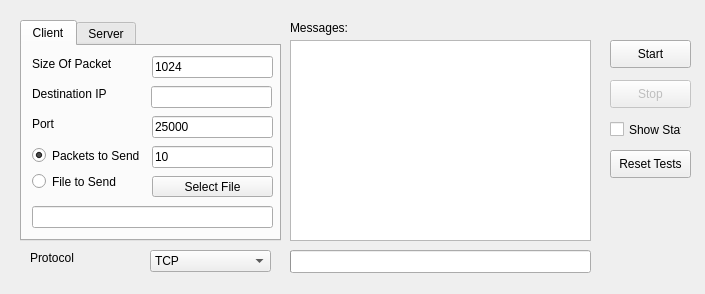
Above: mainwindow.ui from isaacmorneau/4985_asn2 before the change. Below: the same form after it.
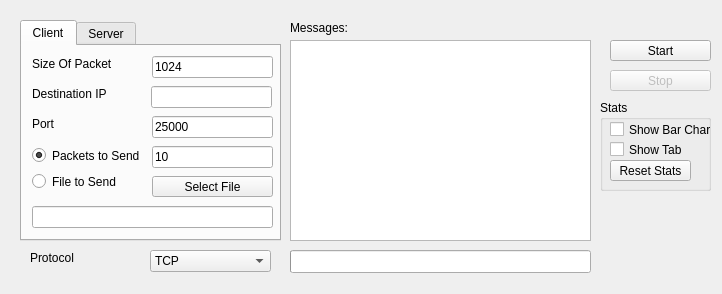
That is the form after the change.

Commit message:
Added Table Window for displaying test sets
test sets also include protocol for that set

Patch:
```diff
--- a/mainwindow.ui
+++ b/mainwindow.ui
@@ -6,7 +6,7 @@
    <rect>
     <x>0</x>
     <y>0</y>
-    <width>705</width>
+    <width>722</width>
     <height>294</height>
    </rect>
   </property>
@@ -35,8 +35,8 @@
      <rect>
       <x>610</x>
       <y>40</y>
-      <width>81</width>
-      <height>28</height>
+      <width>101</width>
+      <height>21</height>
      </rect>
     </property>
     <property name="text">
@@ -76,41 +76,15 @@
     <property name="geometry">
      <rect>
       <x>610</x>
-      <y>80</y>
-      <width>81</width>
-      <height>28</height>
+      <y>70</y>
+      <width>101</width>
+      <height>21</height>
      </rect>
     </property>
     <property name="text">
      <string>Stop</string>
     </property>
    </widget>
-   <widget class="QCheckBox" name="checkBoxStats">
-    <property name="geometry">
-     <rect>
-      <x>610</x>
-      <y>120</y>
-      <width>72</width>
-      <height>19</height>
-     </rect>
-    </property>
-    <property name="text">
-     <string>Show Stats</string>
-    </property>
-   </widget>
-   <widget class="QPushButton" name="pushButtonResetTest">
-    <property name="geometry">
-     <rect>
-      <x>610</x>
-      <y>150</y>
-      <width>81</width>
-      <height>28</height>
-     </rect>
-    </property>
-    <property name="text">
-     <string>Reset Tests</string>
-    </property>
-   </widget>
    <widget class="QTabWidget" name="tabClientServer">
     <property name="geometry">
      <rect>
@@ -422,6 +396,58 @@
      <string>Protocol</string>
     </property>
    </widget>
+   <widget class="QGroupBox" name="groupBox">
+    <property name="geometry">
+     <rect>
+      <x>600</x>
+      <y>100</y>
+      <width>111</width>
+      <height>91</height>
+     </rect>
+    </property>
+    <property name="title">
+     <string>Stats</string>
+    </property>
+    <widget class="QCheckBox" name="checkBoxStats">
+     <property name="geometry">
+      <rect>
+       <x>10</x>
+       <y>20</y>
+       <width>101</width>
+       <height>19</height>
+      </rect>
+     </property>
+     <property name="text">
+      <string>Show Bar Chart</string>
+     </property>
+    </widget>
+    <widget class="QCheckBox" name="checkBoxTable">
+     <property name="geometry">
+      <rect>
+       <x>10</x>
+       <y>40</y>
+       <width>72</width>
+       <height>19</height>
+      </rect>
+     </property>
+     <property name="text">
+      <string>Show Table</string>
+     </property>
+    </widget>
+    <widget class="QPushButton" name="pushButtonResetTest">
+     <property name="geometry">
+      <rect>
+       <x>10</x>
+       <y>60</y>
+       <width>81</width>
+       <height>21</height>
+      </rect>
+     </property>
+     <property name="text">
+      <string>Reset Stats</string>
+     </property>
+    </widget>
+   </widget>
   </widget>
  </widget>
  <layoutdefault spacing="6" margin="11"/>
```
Left out of the diff: 11 changed lines with no effect on the pictures. The commit also changes 11 other files.
